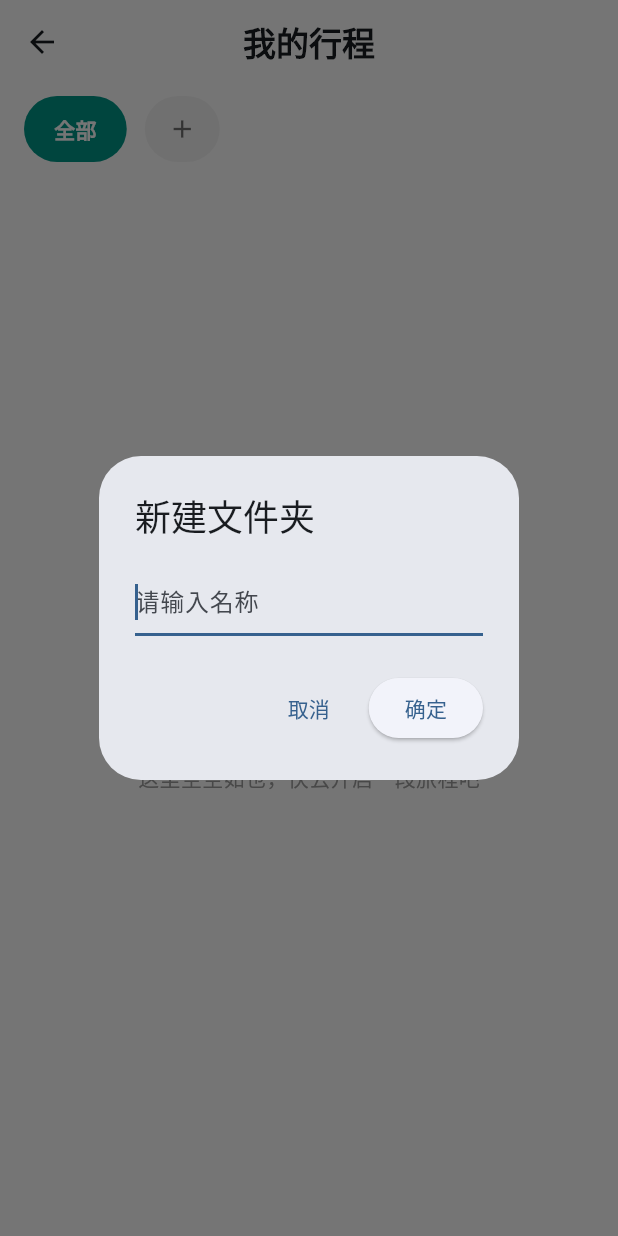
After one commit to Limpid-8818/CityTrace, a Flutter app: the ListPage screen opened by its route, after a tap on the "add" icon, on a phone screen of 412 x 824 dp. The commit adds this screen. Run offline on Flutter 3.47's test engine with Material 3 defaults, Android fonts, the phone set to English and light mode, and no system bars; our stand-ins replace dio, flutter_map, flutter_speed_dial, fluttertoast, geolocator, get and 4 more; missing offline and left inert: record; accounts and stored records are empty; network calls fail.

Commit message:
feat: journey list

```diff
--- a/lib/common/routes/app_routes.dart
+++ b/lib/common/routes/app_routes.dart
@@ -1,3 +1,4 @@
+import 'package:citytrace/pages/journey/list_page.dart';
 import 'package:get/get.dart';
 
 import '../../pages/auth/login_page.dart';
@@ -14,5 +15,6 @@ class AppPages {
     GetPage(name: '/login', page: () => const LoginPage()),
     GetPage(name: '/journey', page: () => const JourneyDetailPage()),
     GetPage(name: '/note', page: () => const NotePage()),
+    GetPage(name: '/list', page: () => const ListPage()),
   ];
 }
--- a/lib/models/folder_model.dart
+++ b/lib/models/folder_model.dart
@@ -5,14 +5,14 @@ part 'folder_model.g.dart';
 @JsonSerializable()
 class FolderModel {
   final String folderId;
-  final String title;
+  final String name;
   final String? description;
   final String? createTime;
-  final int? journeyCount; // 用于列表简略显示
+  final String? journeyCount; // 用于列表简略显示
 
   FolderModel({
     required this.folderId,
-    required this.title,
+    required this.name,
     this.description,
     this.createTime,
     this.journeyCount,
--- a/lib/pages/home/home_page.dart
+++ b/lib/pages/home/home_page.dart
@@ -70,7 +70,7 @@ class HomePage extends StatelessWidget {
                 _buildDrawerItem(
                   Icons.location_on_outlined,
                   "全部行程",
-                  () => controller.handleMenuClick('/journeys'),
+                  () => controller.handleMenuClick('/list'),
                 ),
                 _buildDrawerItem(
                   Icons.calendar_today_outlined,
--- /dev/null
+++ b/lib/pages/journey/list_controller.dart
@@ -0,0 +1,126 @@
+import 'package:get/get.dart';
+
+import '../../services/journey_management/journey_service.dart';
+import '../../services/journey_management/folder_service.dart';
+import '../../models/journey_model.dart';
+import '../../models/folder_model.dart';
+
+class ListController extends GetxController {
+  final JourneyService _journeyService = JourneyService();
+  final FolderService _folderService = FolderService();
+
+  // --- 响应式数据 ---
+  final RxList<FolderModel> folders = <FolderModel>[].obs;
+  final RxList<JourneyModel> journeys = <JourneyModel>[].obs;
+
+  final RxString selectedFolderId = "all".obs; // "all" 表示显示全部
+  final RxBool isLoading = true.obs;
+
+  @override
+  void onInit() {
+    super.onInit();
+    initData();
+  }
+
+  /// 初始加载
+  Future<void> initData() async {
+    isLoading.value = true;
+    // 请求文件夹和首屏行程
+    await Future.wait([_fetchFolders(), _fetchJourneys()]);
+    isLoading.value = false;
+  }
+
+  /// 获取所有文件夹
+  Future<void> _fetchFolders() async {
+    final list = await _folderService.getAllFolders();
+    folders.assignAll(list);
+  }
+
+  /// 获取行程列表 (支持按文件夹过滤)
+  Future<void> _fetchJourneys() async {
+    // 如果是 "all"，则为空字符串
+    String filterId = selectedFolderId.value == "all"
+        ? ""
+        : selectedFolderId.value;
+
+    final list = await _journeyService.getJourneyList(
+      page: 1,
+      size: 20,
+      folderId: filterId,
+    );
+    journeys.assignAll(list);
+  }
+
+  /// 切换文件夹逻辑
+  void onFolderChanged(String folderId) {
+    if (selectedFolderId.value == folderId) return;
+
+    selectedFolderId.value = folderId;
+    _fetchJourneys();
+  }
+
+  /// 移动行程到指定文件夹
+  Future<void> moveJourney(String journeyId, String targetFolderId) async {
+    // 调用 folderService 中已有的 moveJourneyToFolder
+    final success = await _folderService.moveJourneyToFolder(
+      targetFolderId,
+      journeyId,
+    );
+
+    if (success) {
+      Get.snackbar("成功", "行程已移动");
+      // 移动后，为了保证当前文件夹显示的列表准确，重新获取一次列表
+      _fetchJourneys();
+    } else {
+      Get.snackbar("错误", "移动失败，请重试");
+    }
+  }
+
+  /// 删除行程逻辑
+  Future<void> deleteJourney(String id) async {
+    final success = await _journeyService.deleteJourney(id);
+    if (success) {
+      journeys.removeWhere((item) => item.journeyId == id);
+      Get.snackbar("提示", "行程已移除");
+    }
+  }
+
+  /// 创建文件夹
+  Future<void> createFolder(String name) async {
+    if (name.isEmpty) return;
+    final newFolder = await _folderService.createFolder(name, "");
+    if (newFolder != null) {
+      folders.add(newFolder);
+      Get.snackbar("成功", "文件夹已创建");
+    }
+  }
+
+  /// 重命名文件夹
+  Future<void> renameFolder(String folderId, String newName) async {
+    if (newName.isEmpty) return;
+    final updated = await _folderService.updateFolder(folderId, newName, "");
+    if (updated != null) {
+      // 找到本地列表中的 index 并替换
+      int index = folders.indexWhere((f) => f.folderId == folderId);
+      if (index != -1) {
+        folders[index] = updated;
+        folders.refresh(); // 通知 UI 更新
+      }
+      Get.snackbar("成功", "重命名成功");
+    }
+  }
+
+  /// 删除文件夹
+  Future<void> deleteFolder(String folderId) async {
+    final success = await _folderService.deleteFolder(folderId);
+    if (success) {
+      // 如果当前选中的是被删除的文件夹，切回 "all"
+      if (selectedFolderId.value == folderId) {
+        selectedFolderId.value = "all";
+        _fetchJourneys();
+      }
+      folders.removeWhere((f) => f.folderId == folderId);
+      Get.snackbar("提示", "文件夹已移除");
+    }
+  }
+}
--- /dev/null
+++ b/lib/pages/journey/list_page.dart
@@ -0,0 +1,366 @@
+import 'package:flutter/material.dart';
+import 'package:get/get.dart';
+import 'list_controller.dart';
+import '../../models/journey_model.dart';
+
+class ListPage extends GetView<ListController> {
+  const ListPage({super.key});
+
+  @override
+  Widget build(BuildContext context) {
+    Get.put(ListController());
+
+    return Scaffold(
+      backgroundColor: Colors.white,
+      appBar: AppBar(
+        title: const Text(
+          "我的行程",
+          style: TextStyle(fontWeight: FontWeight.bold),
+        ),
+        backgroundColor: Colors.white,
+        elevation: 0,
+        centerTitle: true,
+      ),
+      body: Column(
+        children: [
+          // 文件夹筛选条 (横向滑动)
+          _buildFolderFilter(),
+
+          // 行程列表
+          Expanded(
+            child: Obx(() {
+              if (controller.isLoading.value) {
+                return const Center(child: CircularProgressIndicator());
+              }
+              if (controller.journeys.isEmpty) {
+                return _buildEmptyState();
+              }
+              return ListView.builder(
+                padding: const EdgeInsets.all(20),
+                itemCount: controller.journeys.length,
+                itemBuilder: (context, index) =>
+                    _buildJourneyCard(controller.journeys[index]),
+              );
+            }),
+          ),
+        ],
+      ),
+    );
+  }
+
+  /// 文件夹筛选条
+  Widget _buildFolderFilter() {
+    return Container(
+      height: 60,
+      padding: const EdgeInsets.symmetric(vertical: 8),
+      child: Obx(
+        () => ListView(
+          scrollDirection: Axis.horizontal,
+          padding: const EdgeInsets.symmetric(horizontal: 16),
+          children: [
+            // “全部”选项
+            _buildFilterChip("全部", "all"),
+            // 动态加载的文件夹
+            ...controller.folders.map(
+              (f) => _buildFilterChip(f.name, f.folderId, isDynamic: true),
+            ),
+            Padding(
+              padding: const EdgeInsets.only(right: 12),
+              child: GestureDetector(
+                onTap: () => _showInputDialog(
+                  title: "新建文件夹",
+                  onConfirm: (name) => controller.createFolder(name),
+                ),
+                child: Container(
+                  padding: const EdgeInsets.symmetric(horizontal: 15),
+                  decoration: BoxDecoration(
+                    color: Colors.grey.shade100,
+                    borderRadius: BorderRadius.circular(25),
+                  ),
+                  child: const Icon(Icons.add, color: Colors.black54, size: 20),
+                ),
+              ),
+            ),
+          ],
+        ),
+      ),
+    );
+  }
+
+  Widget _buildFilterChip(String label, String id, {bool isDynamic = false}) {
+    return Obx(() {
+      bool isSelected = controller.selectedFolderId.value == id;
+      return GestureDetector(
+        onTap: () => controller.onFolderChanged(id),
+        onLongPress: () {
+          if (isDynamic) _showFolderOptions(id, label);
+        },
+        child: AnimatedContainer(
+          duration: const Duration(milliseconds: 200),
+          margin: const EdgeInsets.only(right: 12),
+          padding: const EdgeInsets.symmetric(horizontal: 20, vertical: 8),
+          decoration: BoxDecoration(
+            color: isSelected ? const Color(0xFF009688) : Colors.grey.shade100,
+            borderRadius: BorderRadius.circular(25),
+          ),
+          child: Center(
+            child: Text(
+              label,
+              style: TextStyle(
+                color: isSelected ? Colors.white : Colors.black54,
+                fontWeight: isSelected ? FontWeight.bold : FontWeight.normal,
+              ),
+            ),
+          ),
+        ),
+      );
+    });
+  }
+
+  /// 行程卡片
+  Widget _buildJourneyCard(JourneyModel journey) {
+    return GestureDetector(
+      onTap: () => Get.toNamed('/journey', arguments: journey.journeyId),
+      onLongPress: () => _showJoueneyOptions(journey), // 长按弹出删除/移动菜单
+      child: Container(
+        margin: const EdgeInsets.only(bottom: 20),
+        decoration: BoxDecoration(
+          color: Colors.white,
+          borderRadius: BorderRadius.circular(20),
+          boxShadow: [
+            BoxShadow(
+              color: Colors.black.withOpacity(0.05),
+              blurRadius: 10,
+              offset: const Offset(0, 4),
+            ),
+          ],
+        ),
+        child: Column(
+          children: [
+            // 卡片上半部分：路径缩略图或头图
+            ClipRRect(
+              borderRadius: const BorderRadius.vertical(
+                top: Radius.circular(20),
+              ),
+              child: Image.network(
+                journey.cover,
+                height: 160,
+                width: double.infinity,
+                fit: BoxFit.cover,
+                errorBuilder: (c, e, s) =>
+                    Container(color: Colors.teal.shade100, height: 160),
+              ),
+            ),
+            // 卡片下半部分：信息
+            Padding(
+              padding: const EdgeInsets.all(16),
+              child: Row(
+                mainAxisAlignment: MainAxisAlignment.spaceBetween,
+                children: [
+                  Column(
+                    crossAxisAlignment: CrossAxisAlignment.start,
+                    children: [
+                      Text(
+                        journey.title,
+                        style: const TextStyle(
+                          fontSize: 18,
+                          fontWeight: FontWeight.bold,
+                        ),
+                      ),
+                      const SizedBox(height: 4),
+                      Text(
+                        journey.startTime.split('T')[0],
+                        style: const TextStyle(
+                          color: Colors.grey,
+                          fontSize: 12,
+                        ),
+                      ),
+                    ],
+                  ),
+                  const Icon(Icons.chevron_right, color: Colors.grey),
+                ],
+              ),
+            ),
+          ],
+        ),
+      ),
+    );
+  }
+
+  void _showJoueneyOptions(JourneyModel journey) {
+    Get.bottomSheet(
+      Container(
+        color: Colors.white,
+        child: Wrap(
+          children: [
+            ListTile(
+              leading: const Icon(Icons.edit_outlined),
+              title: const Text("重命名行程"),
+              onTap: () => Get.back(),
+            ),
+            ListTile(
+              leading: const Icon(Icons.folder_open_outlined),
+              title: const Text("移动到文件夹"),
+              onTap: () {
+                Get.back();
+                _showMoveFolderPicker(journey);
+              },
+            ),
+            ListTile(
+              leading: const Icon(Icons.delete_outline, color: Colors.red),
+              title: const Text("删除行程", style: TextStyle(color: Colors.red)),
+              onTap: () {
+                Get.back();
+                controller.deleteJourney(journey.journeyId);
+              },
+            ),
+          ],
+        ),
+      ),
+    );
+  }
+
+  Widget _buildEmptyState() {
+    return Center(
+      child: Column(
+        mainAxisAlignment: MainAxisAlignment.center,
+        children: [
+          Icon(Icons.map_outlined, size: 80, color: Colors.grey.shade200),
+          const SizedBox(height: 16),
+          const Text("这里空空如也，快去开启一段旅程吧", style: TextStyle(color: Colors.grey)),
+        ],
+      ),
+    );
+  }
+
+  // 文件夹管理弹窗
+  void _showFolderOptions(String folderId, String currentName) {
+    Get.bottomSheet(
+      Container(
+        color: Colors.white,
+        child: Wrap(
+          children: [
+            ListTile(
+              leading: const Icon(Icons.edit_outlined),
+              title: const Text("重命名文件夹"),
+              onTap: () {
+                Get.back();
+                _showInputDialog(
+                  title: "重命名文件夹",
+                  initialValue: currentName,
+                  onConfirm: (newName) =>
+                      controller.renameFolder(folderId, newName),
+                );
+              },
+            ),
+            ListTile(
+              leading: const Icon(Icons.delete_outline, color: Colors.red),
+              title: const Text("删除文件夹", style: TextStyle(color: Colors.red)),
+              onTap: () {
+                Get.back();
+                Get.defaultDialog(
+                  title: "确认删除",
+                  middleText: "删除文件夹不会删除其中的行程，确定吗？",
+                  textConfirm: "确定",
+                  textCancel: "取消",
+                  confirmTextColor: Colors.white,
+                  buttonColor: Colors.red,
+                  onConfirm: () {
+                    controller.deleteFolder(folderId);
+                    Get.back();
+                  },
+                );
+              },
+            ),
+          ],
+        ),
+      ),
+    );
+  }
+
+  void _showInputDialog({
+    required String title,
+    String initialValue = "",
+    required Function(String) onConfirm,
+  }) {
+    final textController = TextEditingController(text: initialValue);
+    Get.dialog(
+      AlertDialog(
+        title: Text(title),
+        content: TextField(
+          controller: textController,
+          autofocus: true,
+          decoration: const InputDecoration(hintText: "请输入名称"),
+        ),
+        actions: [
+          TextButton(onPressed: () => Get.back(), child: const Text("取消")),
+          ElevatedButton(
+            onPressed: () {
+              onConfirm(textController.text.trim());
+              Get.back();
+            },
+            child: const Text("确定"),
+          ),
+        ],
+      ),
+    );
+  }
+
+  /// 弹出文件夹选择列表
+  void _showMoveFolderPicker(JourneyModel journey) {
+    Get.bottomSheet(
+      Container(
+        constraints: BoxConstraints(maxHeight: Get.height * 0.6), // 防止文件夹过多撑满屏幕
+        decoration: const BoxDecoration(
+          color: Colors.white,
+          borderRadius: BorderRadius.vertical(top: Radius.circular(20)),
+        ),
+        child: Column(
+          mainAxisSize: MainAxisSize.min,
+          children: [
+            const Padding(
+              padding: EdgeInsets.all(20),
+              child: Text(
+                "移动到文件夹",
+                style: TextStyle(fontSize: 16, fontWeight: FontWeight.bold),
+              ),
+            ),
+            const Divider(height: 1),
+            Expanded(
+              child: Obx(() {
+                if (controller.folders.isEmpty) {
+                  return const Center(
+                    child: Text(
+                      "暂无可选文件夹",
+                      style: TextStyle(color: Colors.grey),
+                    ),
+                  );
+                }
+                return ListView.builder(
+                  itemCount: controller.folders.length,
+                  itemBuilder: (context, index) {
+                    final folder = controller.folders[index];
+                    return ListTile(
+                      leading: const Icon(
+                        Icons.folder_shared_outlined,
+                        color: Colors.teal,
+                      ),
+                      title: Text(folder.name),
+                      onTap: () {
+                        Get.back();
+                        controller.moveJourney(
+                          journey.journeyId,
+                          folder.folderId,
+                        );
+                      },
+                    );
+                  },
+                );
+              }),
+            ),
+          ],
+        ),
+      ),
+    );
+  }
+}
--- a/lib/services/journey_management/journey_service.dart
+++ b/lib/services/journey_management/journey_service.dart
@@ -48,11 +48,12 @@ class JourneyService {
   Future<List<JourneyModel>> getJourneyList({
     int page = 1,
     int size = 10,
+    String folderId = "",
   }) async {
     try {
       final response = await _apiClient.get(
         '/journey/list',
-        queryParameters: {'page': page, 'size': size},
+        queryParameters: {'page': page, 'size': size, 'folderId': folderId},
       );
       final List listData = response.data['data']['list'];
       return listData.map((item) => JourneyModel.fromJson(item)).toList();
```
Also changed, not shown: lib/models/folder_model.g.dart.
